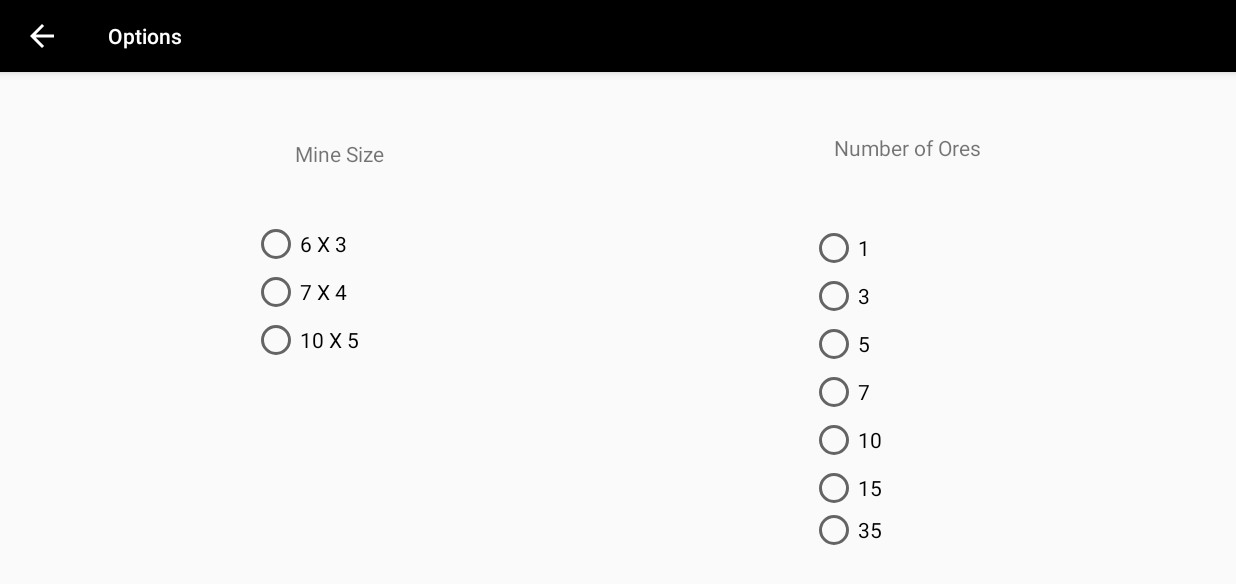
After one commit to trevorbonas/Gold-Rush, an Android app: the OptionsActivity screen opened directly, with no data from a screen before it, on a phone screen of 824 x 412 dp (held sideways). The commit adds this screen. Shown: the top 584 px of the screen. Run offline under Robolectric (Android 15) with nearby library versions, the phone set to English and light mode, and no system bars; Roboto replaces fonts that are not available here.

Commit message:
Add rough options activity

```diff
--- a/app/src/main/AndroidManifest.xml
+++ b/app/src/main/AndroidManifest.xml
@@ -7,18 +7,26 @@
         android:icon="@mipmap/ic_launcher"
         android:label="DoF Calculator"
         android:roundIcon="@mipmap/ic_launcher_round"
+        android:screenOrientation="landscape"
         android:supportsRtl="true"
-        android:screenOrientation="landscape"
         android:theme="@style/AppTheme">
         <activity
-            android:name=".HelpActivity"
-            android:label="@string/title_activity_help"
+            android:name=".OptionsActivity"
+            android:label="@string/title_activity_options"
             android:theme="@style/AppTheme.NoActionBar"
             android:parentActivityName=".MainActivity"
+            android:screenOrientation="landscape"
             android:configChanges="keyboard|orientation|keyboardHidden|screenSize"
+            >
+
+        </activity>
+        <activity
+            android:name=".HelpActivity"
+            android:configChanges="keyboard|orientation|keyboardHidden|screenSize"
+            android:label="@string/title_activity_help"
+            android:parentActivityName=".MainActivity"
             android:screenOrientation="landscape"
-            >
-        </activity>
+            android:theme="@style/AppTheme.NoActionBar"></activity>
         <activity
             android:name=".IntroActivity"
             android:configChanges="keyboard|orientation|keyboardHidden|screenSize"
@@ -36,7 +44,7 @@
             android:configChanges="keyboard|orientation|keyboardHidden|screenSize"
             android:label="Gold Rush"
             android:screenOrientation="landscape"
-            android:theme="@style/AppTheme.NoActionBar"></activity>
+            android:theme="@style/AppTheme.NoActionBar" />
 
         <meta-data
             android:name="preloaded_fonts"
--- a/app/src/main/java/com/tbonas/mineseeker/MainActivity.java
+++ b/app/src/main/java/com/tbonas/mineseeker/MainActivity.java
@@ -36,6 +36,16 @@ public class MainActivity extends AppCompatActivity {
             }
         });
 
+        Button options = (Button)findViewById(R.id.optionsButton);
+        options.setOnClickListener(new View.OnClickListener() {
+            @Override
+            public void onClick(View v) {
+                Intent optionsIntent = new Intent(MainActivity.this,
+                        OptionsActivity.class);
+                startActivity(optionsIntent);
+            }
+        });
+
 
     }
 
--- /dev/null
+++ b/app/src/main/java/com/tbonas/mineseeker/OptionsActivity.java
@@ -0,0 +1,87 @@
+package com.tbonas.mineseeker;
+
+import android.os.Bundle;
+
+import com.tbonas.mineseeker.model.MineField;
+
+import androidx.appcompat.app.ActionBar;
+import androidx.appcompat.app.AppCompatActivity;
+import androidx.appcompat.widget.Toolbar;
+
+import android.view.View;
+import android.widget.RadioButton;
+import android.widget.RadioGroup;
+import android.widget.Toast;
+
+public class OptionsActivity extends AppCompatActivity {
+
+    @Override
+    protected void onCreate(Bundle savedInstanceState) {
+        super.onCreate(savedInstanceState);
+        setContentView(R.layout.activity_options);
+        Toolbar toolbar = findViewById(R.id.toolbar);
+        setSupportActionBar(toolbar);
+
+        ActionBar ab = getSupportActionBar();
+        ab.setDisplayHomeAsUpEnabled(true);
+
+        setupRadioButtons();
+    }
+
+    private void setupRadioButtons() {
+        final MineField field = MineField.getInstance();
+        RadioGroup dimensionGroup = (RadioGroup)findViewById(R.id.b_size_group);
+        String[] dimensions = getResources().getStringArray(R.array.board_sizes);
+
+        final RadioGroup numMinesGroup = (RadioGroup)findViewById(R.id.ores_group);
+        int[] numMines = getResources().getIntArray(R.array.mine_num_options);
+
+        for (int i = 0; i < dimensions.length; i++) {
+            final String dimension = dimensions[i];
+
+            RadioButton button = new RadioButton(this);
+            button.setText(dimension);
+            dimensionGroup.addView(button);
+
+            button.setOnClickListener(new View.OnClickListener() {
+                @Override
+                public void onClick(View v) {
+                    String[] strings = dimension.split(" X ");
+                    int columns = Integer.parseInt(strings[0]);
+                    int rows = Integer.parseInt(strings[1]);
+
+                    field.resize(columns, rows);
+                }
+            });
+
+        }
+
+        for (int i = 0; i < numMines.length; i++) {
+            final int number = numMines[i];
+
+            final RadioButton button = new RadioButton(this);
+            button.setText("" + number);
+
+            numMinesGroup.addView(button);
+
+            button.setOnClickListener(new View.OnClickListener() {
+                @Override
+                public void onClick(View v) {
+                    if (number > (field.getColumns() * field.getRows()) ) {
+                        Toast.makeText(OptionsActivity.this,
+                                "Number of ores greater than dimensions of mine",
+                                Toast.LENGTH_LONG).show();
+                    }
+                    else {
+                        field.setNumMines(number);
+                    }
+                }
+            });
+
+        }
+
+
+
+
+    }
+}
--- a/app/src/main/java/com/tbonas/mineseeker/model/MineField.java
+++ b/app/src/main/java/com/tbonas/mineseeker/model/MineField.java
@@ -21,9 +21,9 @@ public class MineField {
 
     private MineField() {
         // Private for singleton use
-        rows = 10; // Default, starting values upon app boot
-        columns = 10;
-        numMines = 7;
+        rows = 4; // Default, starting values upon app boot
+        columns = 7;
+        numMines = 5;
         init();
     }
 
@@ -40,16 +40,16 @@ public class MineField {
     }
 
     // Deletes or adds rows/columns
-    public void resize(int rows, int columns) {
+    public void resize(int columns, int rows) {
         if (rows < this.rows) {
-            for (int i = 0; i < columns; i++) {
+            for (int i = 0; i < this.columns; i++) {
                 for (int j = this.rows - 1; j >= rows; j--) {
                     squares.get(i).remove(j);
                 }
             }
         }
         else if (rows > this.rows) {
-            for (int i = 0; i < columns; i++) {
+            for (int i = 0; i < this.columns; i++) {
                 for (int j = this.rows - 1; j < rows; j++) {
                     squares.get(i).add(new Square());
                 }
@@ -139,4 +139,12 @@ public class MineField {
             }
         }
     }
+
+    public int getRows() {
+        return this.rows;
+    }
+
+    public int getColumns() {
+        return this.columns;
+    }
 }
--- /dev/null
+++ b/app/src/main/res/layout/activity_options.xml
@@ -0,0 +1,25 @@
+<?xml version="1.0" encoding="utf-8"?>
+<androidx.coordinatorlayout.widget.CoordinatorLayout xmlns:android="http://schemas.android.com/apk/res/android"
+    xmlns:app="http://schemas.android.com/apk/res-auto"
+    xmlns:tools="http://schemas.android.com/tools"
+    android:layout_width="match_parent"
+    android:layout_height="match_parent"
+    tools:context=".OptionsActivity">
+
+    <com.google.android.material.appbar.AppBarLayout
+        android:layout_width="match_parent"
+        android:layout_height="wrap_content"
+        android:theme="@style/AppTheme.AppBarOverlay">
+
+        <androidx.appcompat.widget.Toolbar
+            android:id="@+id/toolbar"
+            android:layout_width="match_parent"
+            android:layout_height="?attr/actionBarSize"
+            android:background="?attr/colorPrimary"
+            app:popupTheme="@style/AppTheme.PopupOverlay" />
+
+    </com.google.android.material.appbar.AppBarLayout>
+
+    <include layout="@layout/content_options" />
+
+</androidx.coordinatorlayout.widget.CoordinatorLayout>
--- /dev/null
+++ b/app/src/main/res/layout/content_options.xml
@@ -0,0 +1,64 @@
+<?xml version="1.0" encoding="utf-8"?>
+<androidx.constraintlayout.widget.ConstraintLayout xmlns:android="http://schemas.android.com/apk/res/android"
+    xmlns:app="http://schemas.android.com/apk/res-auto"
+    xmlns:tools="http://schemas.android.com/tools"
+    android:layout_width="match_parent"
+    android:layout_height="match_parent"
+    app:layout_behavior="@string/appbar_scrolling_view_behavior">
+
+    <TextView
+        android:id="@+id/mine_size"
+        android:layout_width="wrap_content"
+        android:layout_height="wrap_content"
+        android:layout_marginEnd="156dp"
+        android:layout_marginBottom="112dp"
+        android:text="Mine Size"
+        app:layout_constraintBottom_toTopOf="@+id/guideline6"
+        app:layout_constraintEnd_toStartOf="@+id/guideline5" />
+
+    <TextView
+        android:id="@+id/num_ores_title"
+        android:layout_width="wrap_content"
+        android:layout_height="wrap_content"
+        android:layout_marginStart="144dp"
+        android:layout_marginBottom="116dp"
+        android:text="Number of Ores"
+        app:layout_constraintBottom_toTopOf="@+id/guideline6"
+        app:layout_constraintStart_toStartOf="@+id/guideline5" />
+
+    <androidx.constraintlayout.widget.Guideline
+        android:id="@+id/guideline5"
+        android:layout_width="wrap_content"
+        android:layout_height="wrap_content"
+        android:orientation="vertical"
+        app:layout_constraintGuide_percent="0.5" />
+
+    <androidx.constraintlayout.widget.Guideline
+        android:id="@+id/guideline6"
+        android:layout_width="wrap_content"
+        android:layout_height="wrap_content"
+        android:orientation="horizontal"
+        app:layout_constraintGuide_percent="0.48418492" />
+
+    <RadioGroup
+        android:id="@+id/b_size_group"
+        android:layout_width="140dp"
+        android:layout_height="215dp"
+        android:layout_marginTop="32dp"
+        android:layout_marginEnd="104dp"
+        app:layout_constraintBottom_toBottomOf="parent"
+        app:layout_constraintEnd_toStartOf="@+id/guideline5"
+        app:layout_constraintTop_toBottomOf="@+id/mine_size"
+        app:layout_constraintVertical_bias="0.049" />
+
+    <RadioGroup
+        android:id="@+id/ores_group"
+        android:layout_width="129dp"
+        android:layout_height="216dp"
+        android:layout_marginStart="128dp"
+        android:layout_marginTop="40dp"
+        app:layout_constraintBottom_toBottomOf="parent"
+        app:layout_constraintStart_toStartOf="@+id/guideline5"
+        app:layout_constraintTop_toBottomOf="@+id/num_ores_title"
+        app:layout_constraintVertical_bias="0.023" />
+</androidx.constraintlayout.widget.ConstraintLayout>
--- /dev/null
+++ b/app/src/main/res/values/options_values.xml
@@ -0,0 +1,19 @@
+<?xml version="1.0" encoding="utf-8"?>
+
+<resources>
+    <string-array name="board_sizes">
+        <item>6 X 3</item>
+        <item>7 X 4</item>
+        <item>10 X 5</item>
+    </string-array>
+
+    <integer-array name="mine_num_options">
+        <item>1</item>
+        <item>3</item>
+        <item>5</item>
+        <item>7</item>
+        <item>10</item>
+        <item>15</item>
+        <item>35</item>
+    </integer-array>
+</resources>
--- a/app/src/main/res/values/strings.xml
+++ b/app/src/main/res/values/strings.xml
@@ -11,4 +11,5 @@
     <string name="play_game">Play Game</string>
     <string name="options">Options</string>
     <string name="help">Help</string>
+    <string name="title_activity_options">Options</string>
 </resources>
```
